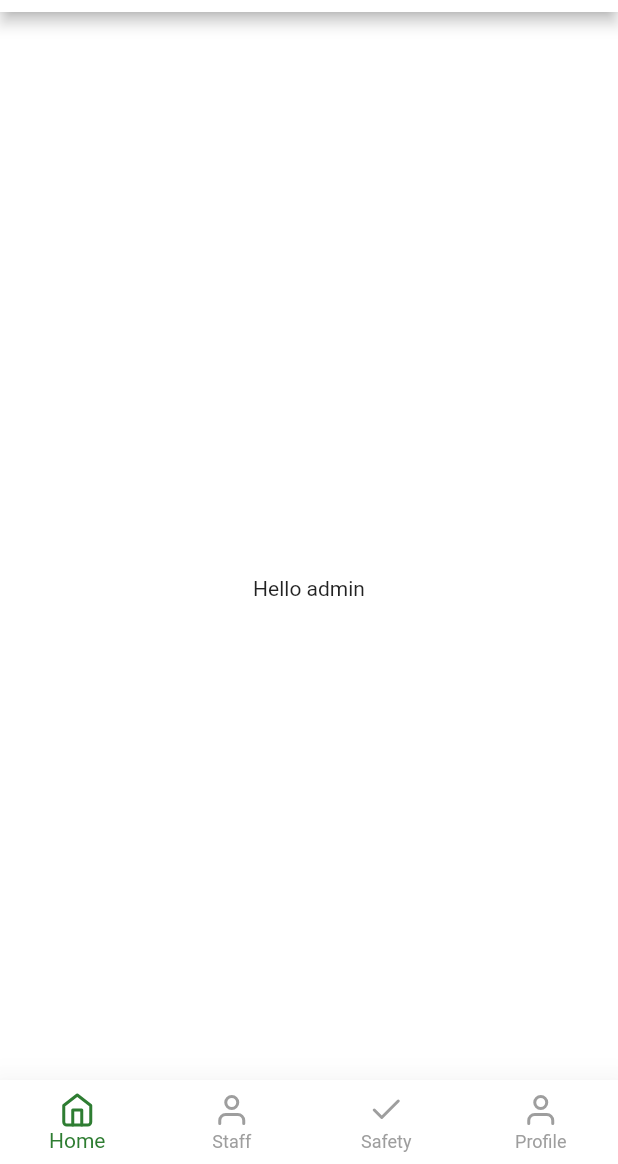
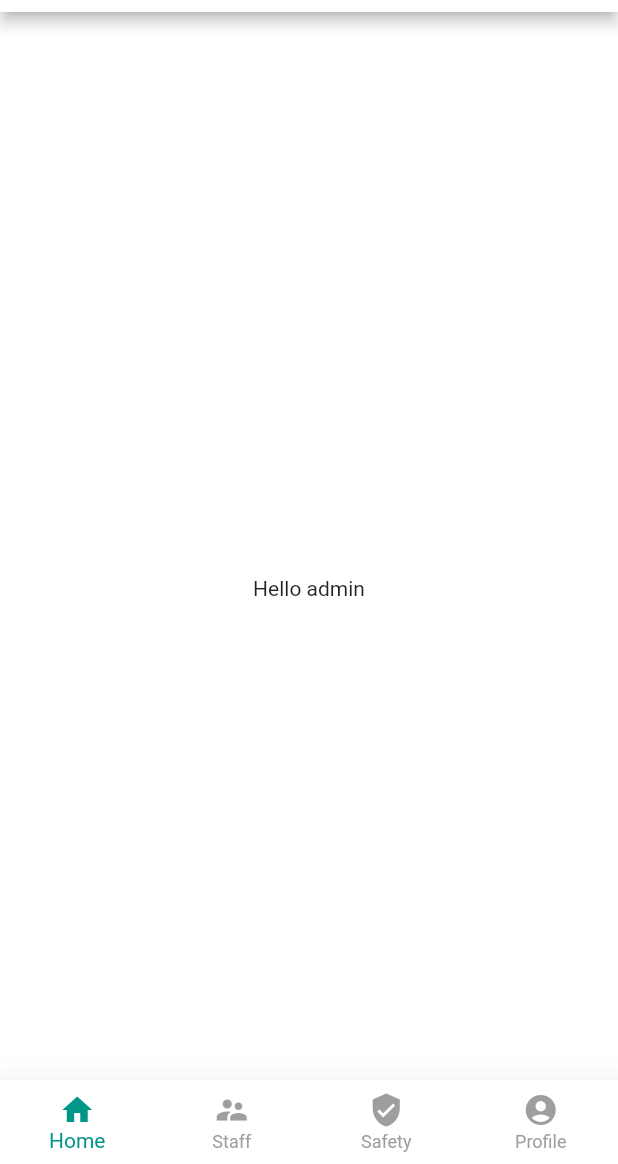
Before and after one commit to Anuragsingh691/SafeOutsBussinessFlutter, a Flutter app: the MyStatefulWidget screen opened directly, on a phone screen of 412 x 824 dp, the part 72-1236 px from its top. Run offline on Flutter 3.47's test engine with Material 2 defaults, Android fonts, the phone set to English and light mode, and no system bars; our stand-ins replace flutter_icons, flutter_mobx, image_picker, pinput; missing offline and left inert: launch_review, pin_entry_text_field.

Commit message:
UI bottom nav

```diff
--- a/lib/screens/SettingsPage.dart
+++ b/lib/screens/SettingsPage.dart
@@ -44,6 +44,8 @@ class _SettingsPageState extends State<SettingsPage> {
       ),
       body: SafeArea(
         child: SingleChildScrollView(
+          physics: BouncingScrollPhysics(),
+
           child: Column(
             children: [
               ListTile(
--- a/lib/screens/home.dart
+++ b/lib/screens/home.dart
@@ -69,14 +69,14 @@ class _MyStatefulWidgetState extends State<MyStatefulWidget> {
           ),
           bottomNavigationBar: BottomNavigationBar(
             backgroundColor: Theme.of(context).primaryColor,
-            selectedItemColor: Theme.of(context).accentColor,
+            selectedItemColor:Colors.teal,
             unselectedItemColor: Colors.grey[500],
             elevation: 20,
             type: BottomNavigationBarType.fixed,
             items: <BottomNavigationBarItem>[
               BottomNavigationBarItem(
                 icon: Icon(
-                  Feather.home,
+                  Icons.home,
                 ),
                 title: Text(
                   'Home',
@@ -84,7 +84,7 @@ class _MyStatefulWidgetState extends State<MyStatefulWidget> {
               ),
               BottomNavigationBarItem(
                 icon: Icon(
-                  Feather.user,
+                  Icons.supervisor_account,
                 ),
                 title: Text(
                   'Staff',
@@ -92,7 +92,7 @@ class _MyStatefulWidgetState extends State<MyStatefulWidget> {
               ),
               BottomNavigationBarItem(
                 icon: Icon(
-                  Feather.check,
+                  Icons.verified_user,
                 ),
                 title: Text(
                   'Safety',
@@ -100,7 +100,7 @@ class _MyStatefulWidgetState extends State<MyStatefulWidget> {
               ),
               BottomNavigationBarItem(
                 icon: Icon(
-                  Feather.user,
+                  Icons.account_circle,
                 ),
                 title: Text(
                   'Profile',
```
